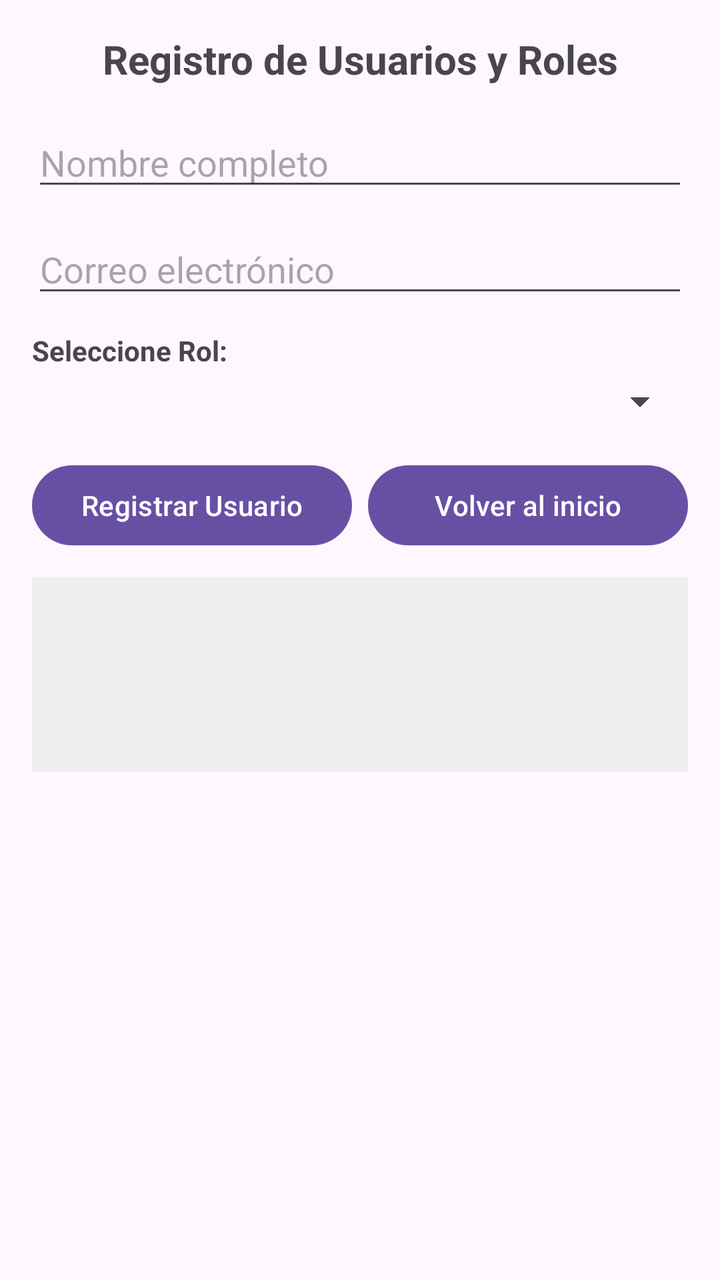
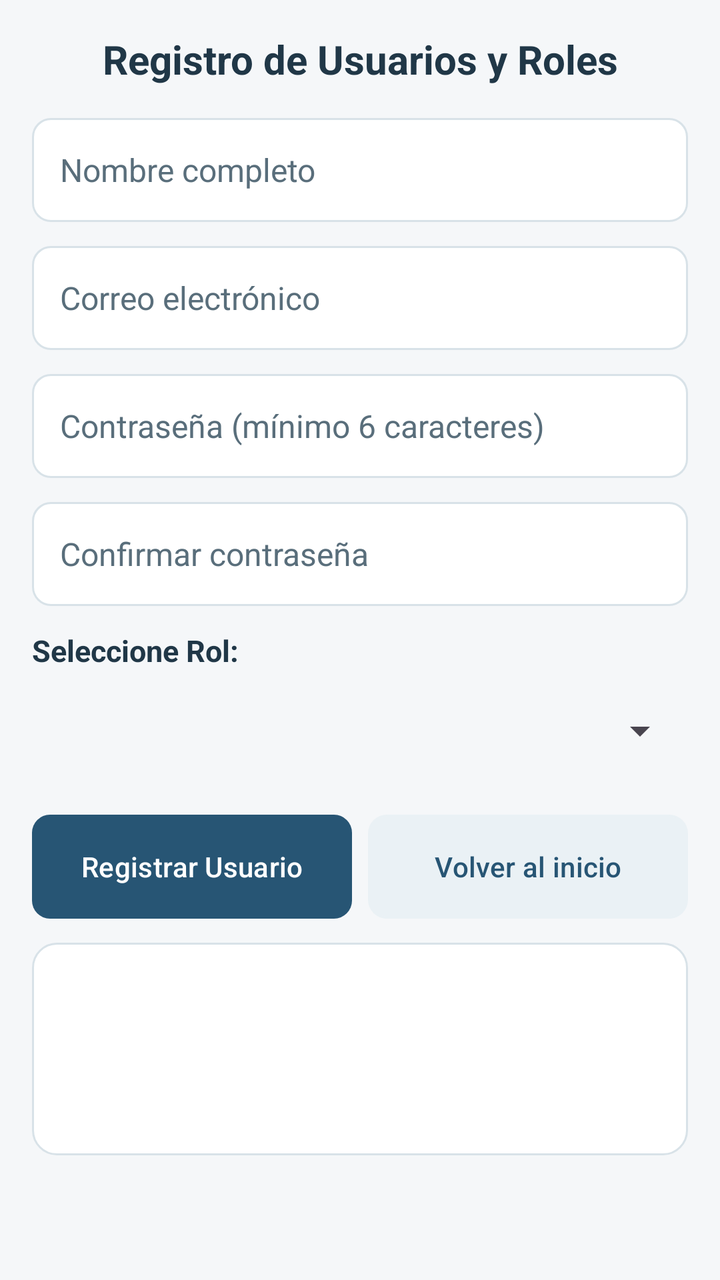

Screens rendered from an Android XML layout before and after an edit, with the pre-edit source and the edit as a unified diff.
<!-- AndroidManifest.xml: application theme Theme.T2 -->
<!-- res/layout/activity_registro_usuario.xml -->
<?xml version="1.0" encoding="utf-8"?>
<ScrollView xmlns:android="http://schemas.android.com/apk/res/android"
    android:layout_width="match_parent"
    android:layout_height="match_parent"
    android:padding="16dp">

    <LinearLayout
        android:layout_width="match_parent"
        android:layout_height="wrap_content"
        android:orientation="vertical">

        <TextView
            android:id="@+id/tvTituloUsuario"
            android:layout_width="match_parent"
            android:layout_height="wrap_content"
            android:text="Registro de Usuarios y Roles"
            android:textSize="20sp"
            android:textStyle="bold"
            android:gravity="center"
            android:layout_marginBottom="16dp" />

        <EditText
            android:id="@+id/etNombreUsuario"
            android:layout_width="match_parent"
            android:layout_height="wrap_content"
            android:hint="Nombre completo"
            android:inputType="textPersonName"
            android:layout_marginBottom="12dp" />

        <EditText
            android:id="@+id/etCorreoUsuario"
            android:layout_width="match_parent"
            android:layout_height="wrap_content"
            android:hint="Correo electrónico"
            android:inputType="textEmailAddress"
            android:layout_marginBottom="12dp" />

        <TextView
            android:layout_width="match_parent"
            android:layout_height="wrap_content"
            android:text="Seleccione Rol:"
            android:textStyle="bold"
            android:layout_marginBottom="4dp" />

        <Spinner
            android:id="@+id/spRolUsuario"
            android:layout_width="match_parent"
            android:layout_height="wrap_content"
            android:layout_marginBottom="16dp" />

        <LinearLayout
            android:layout_width="match_parent"
            android:layout_height="wrap_content"
            android:orientation="horizontal"
            android:baselineAligned="false"
            android:layout_marginBottom="12dp">

            <Button
                android:id="@+id/btnGuardarUsuario"
                android:layout_width="0dp"
                android:layout_height="match_parent"
                android:layout_weight="1"
                android:layout_marginEnd="8dp"
                android:text="Registrar Usuario" />

            <Button
                android:id="@+id/btnVolverInicio"
                android:layout_width="0dp"
                android:layout_height="match_parent"
                android:layout_weight="1"
                android:text="Volver al inicio" />
        </LinearLayout>

        <TextView
            android:id="@+id/tvResultadoUsuario"
            android:layout_width="match_parent"
            android:layout_height="wrap_content"
            android:background="#EFEFEF"
            android:padding="12dp"
            android:textSize="15sp"
            android:minLines="4"
            android:focusable="false"
            android:clickable="false"
            android:cursorVisible="false" />

    </LinearLayout>
</ScrollView>
<!-- resources referenced by this layout -->
<resources>
  <style name="Base.Theme.T2" parent="Theme.Material3.DayNight.NoActionBar">
          
          
      </style>
  <!-- unchanged entries left out for length: 1 -->
</resources>

<!-- the commit's change to res/layout/activity_registro_usuario.xml (unified diff, before → after) -->
@@ -2,6 +2,7 @@
 <ScrollView xmlns:android="http://schemas.android.com/apk/res/android"
     android:layout_width="match_parent"
     android:layout_height="match_parent"
+    android:background="@color/app_background"
     android:padding="16dp">
 
     <LinearLayout
@@ -10,6 +11,7 @@
         android:orientation="vertical">
 
         <TextView
+            style="@style/AppTitle"
             android:id="@+id/tvTituloUsuario"
             android:layout_width="match_parent"
             android:layout_height="wrap_content"
@@ -20,6 +22,7 @@
             android:layout_marginBottom="16dp" />
 
         <EditText
+            style="@style/AppInput"
             android:id="@+id/etNombreUsuario"
             android:layout_width="match_parent"
             android:layout_height="wrap_content"
@@ -28,6 +31,7 @@
             android:layout_marginBottom="12dp" />
 
         <EditText
+            style="@style/AppInput"
             android:id="@+id/etCorreoUsuario"
             android:layout_width="match_parent"
             android:layout_height="wrap_content"
@@ -35,7 +39,27 @@
             android:inputType="textEmailAddress"
             android:layout_marginBottom="12dp" />
 
+        <EditText
+            style="@style/AppInput"
+            android:id="@+id/etClaveUsuario"
+            android:layout_width="match_parent"
+            android:layout_height="wrap_content"
+            android:hint="Contraseña (mínimo 6 caracteres)"
+            android:inputType="textPassword"
+            android:layout_marginBottom="12dp" />
+
+        <EditText
+            style="@style/AppInput"
+            android:id="@+id/etConfirmarClaveUsuario"
+            android:layout_width="match_parent"
+            android:layout_height="wrap_content"
+            android:hint="Confirmar contraseña"
+            android:inputType="textPassword"
+            android:layout_marginBottom="12dp" />
+
         <TextView
+            style="@style/AppLabel"
+            android:id="@+id/tvLabelRolUsuario"
             android:layout_width="match_parent"
             android:layout_height="wrap_content"
             android:text="Seleccione Rol:"
@@ -43,6 +67,7 @@
             android:layout_marginBottom="4dp" />
 
         <Spinner
+            style="@style/AppSpinner"
             android:id="@+id/spRolUsuario"
             android:layout_width="match_parent"
             android:layout_height="wrap_content"
@@ -56,6 +81,7 @@
             android:layout_marginBottom="12dp">
 
             <Button
+                style="@style/AppButton"
                 android:id="@+id/btnGuardarUsuario"
                 android:layout_width="0dp"
                 android:layout_height="match_parent"
@@ -64,6 +90,7 @@
                 android:text="Registrar Usuario" />
 
             <Button
+                style="@style/AppButton.Secondary"
                 android:id="@+id/btnVolverInicio"
                 android:layout_width="0dp"
                 android:layout_height="match_parent"
@@ -72,10 +99,11 @@
         </LinearLayout>
 
         <TextView
+            style="@style/AppResult"
             android:id="@+id/tvResultadoUsuario"
             android:layout_width="match_parent"
             android:layout_height="wrap_content"
-            android:background="#EFEFEF"
+            android:background="@drawable/bg_app_card"
             android:padding="12dp"
             android:textSize="15sp"
             android:minLines="4"
<!-- resource entries referenced after the edit -->
@@ -1,9 +1,101 @@
 <!-- resources referenced by this layout -->
 <resources>
+  <color name="app_background">#F5F7F9</color>
+  <!-- drawable bg_app_card (drawable) -->
+  <?xml version="1.0" encoding="utf-8"?>
+  <shape xmlns:android="http://schemas.android.com/apk/res/android">
+      <solid android:color="@color/app_surface" />
+      <corners android:radius="12dp" />
+      <stroke android:width="1dp" android:color="@color/app_border" />
+  </shape>
+  <style name="AppButton">
+          <item name="android:background">@drawable/bg_app_primary</item>
+          <item name="backgroundTint">@color/app_primary</item>
+          <item name="android:backgroundTint">@color/app_primary</item>
+          <item name="android:textColor">@color/app_on_primary</item>
+          <item name="android:textAllCaps">false</item>
+          <item name="android:textSize">14sp</item>
+          <item name="android:gravity">center</item>
+          <item name="android:minHeight">52dp</item>
+          <item name="android:padding">10dp</item>
+      </style>
+  <style name="AppButton.Secondary" parent="AppButton">
+          <item name="android:background">@drawable/bg_app_secondary</item>
+          <item name="backgroundTint">@color/app_soft</item>
+          <item name="android:backgroundTint">@color/app_soft</item>
+          <item name="android:textColor">@color/app_secondary_text</item>
+      </style>
+  <style name="AppInput">
+          <item name="android:background">@drawable/bg_app_input</item>
+          <item name="android:textColor">@color/app_text</item>
+          <item name="android:textColorHint">@color/app_muted</item>
+          <item name="android:textSize">16sp</item>
+          <item name="android:paddingStart">14dp</item>
+          <item name="android:paddingEnd">14dp</item>
+          <item name="android:paddingTop">12dp</item>
+          <item name="android:paddingBottom">12dp</item>
+          <item name="android:minHeight">52dp</item>
+      </style>
+  <style name="AppLabel">
+          <item name="android:textSize">15sp</item>
+          <item name="android:textStyle">bold</item>
+          <item name="android:textColor">@color/app_text</item>
+      </style>
+  <style name="AppResult">
+          <item name="android:background">@drawable/bg_app_card</item>
+          <item name="android:textColor">@color/app_text</item>
+          <item name="android:textSize">15sp</item>
+          <item name="android:padding">16dp</item>
+          <item name="android:lineSpacingExtra">3dp</item>
+      </style>
+  <style name="AppSpinner">
+          <item name="android:minHeight">52dp</item>
+          <item name="android:paddingStart">10dp</item>
+          <item name="android:paddingEnd">10dp</item>
+      </style>
+  <style name="AppTitle">
+          <item name="android:textSize">22sp</item>
+          <item name="android:textStyle">bold</item>
+          <item name="android:textColor">@color/app_text</item>
+          <item name="android:gravity">center</item>
+      </style>
+  <color name="app_surface">#FFFFFFFF</color>
+  <color name="app_border">#D8E2E8</color>
+  <!-- drawable bg_app_primary (drawable) -->
+  <?xml version="1.0" encoding="utf-8"?>
+  <shape xmlns:android="http://schemas.android.com/apk/res/android">
+      <solid android:color="@color/app_primary" />
+      <corners android:radius="9dp" />
+  </shape>
+  <color name="app_primary">#275574</color>
+  <color name="app_on_primary">#FFFFFFFF</color>
+  <!-- drawable bg_app_secondary (drawable) -->
+  <?xml version="1.0" encoding="utf-8"?>
+  <shape xmlns:android="http://schemas.android.com/apk/res/android">
+      <solid android:color="@color/app_soft" />
+      <corners android:radius="9dp" />
+      <stroke android:width="1dp" android:color="@color/app_border" />
+  </shape>
+  <color name="app_soft">#EAF1F5</color>
+  <color name="app_secondary_text">#275574</color>
+  <!-- drawable bg_app_input (drawable) -->
+  <?xml version="1.0" encoding="utf-8"?>
+  <shape xmlns:android="http://schemas.android.com/apk/res/android">
+      <solid android:color="@color/app_surface" />
+      <corners android:radius="9dp" />
+      <stroke android:width="1dp" android:color="@color/app_border" />
+  </shape>
+  <color name="app_text">#203747</color>
+  <color name="app_muted">#596E7B</color>
   <style name="Base.Theme.T2" parent="Theme.Material3.DayNight.NoActionBar">
-          
-          
+          <item name="colorPrimary">@color/app_primary</item>
+          <item name="colorOnPrimary">@color/app_on_primary</item>
+          <item name="colorSurface">@color/app_surface</item>
+          <item name="colorOnSurface">@color/app_text</item>
+          <item name="android:statusBarColor">@color/app_primary_dark</item>
+          <item name="android:windowLightStatusBar">true</item>
       </style>
+  <color name="app_primary_dark">#1B3C53</color>
   <!-- unchanged entries left out for length: 1 -->
 </resources>
 
